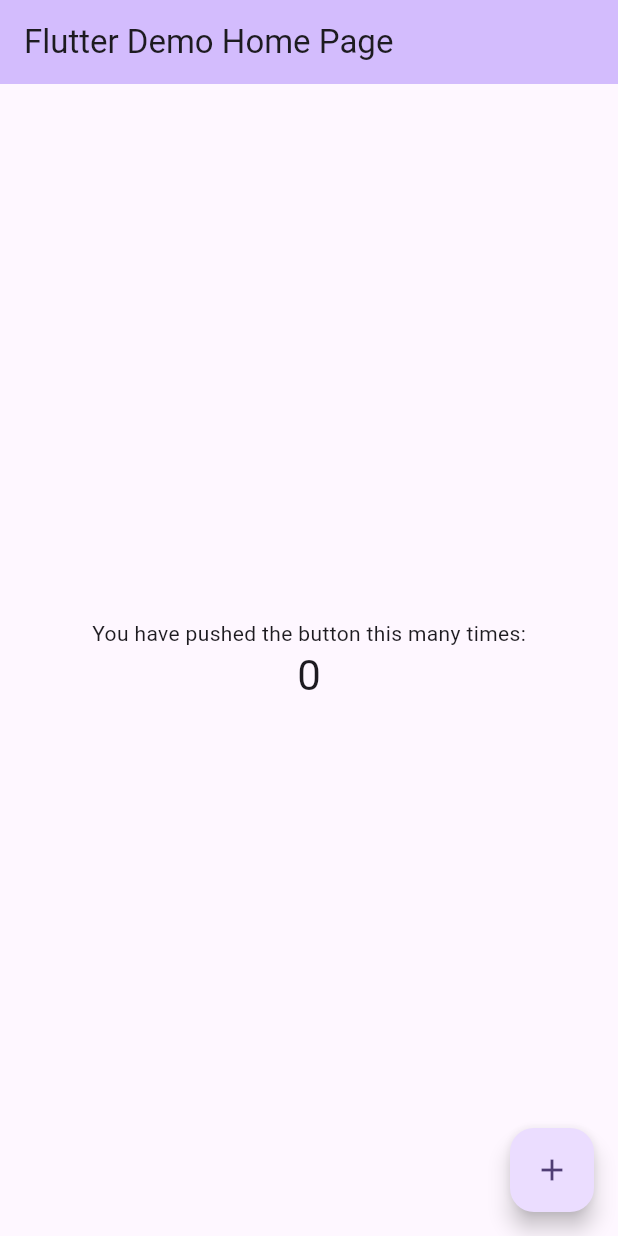
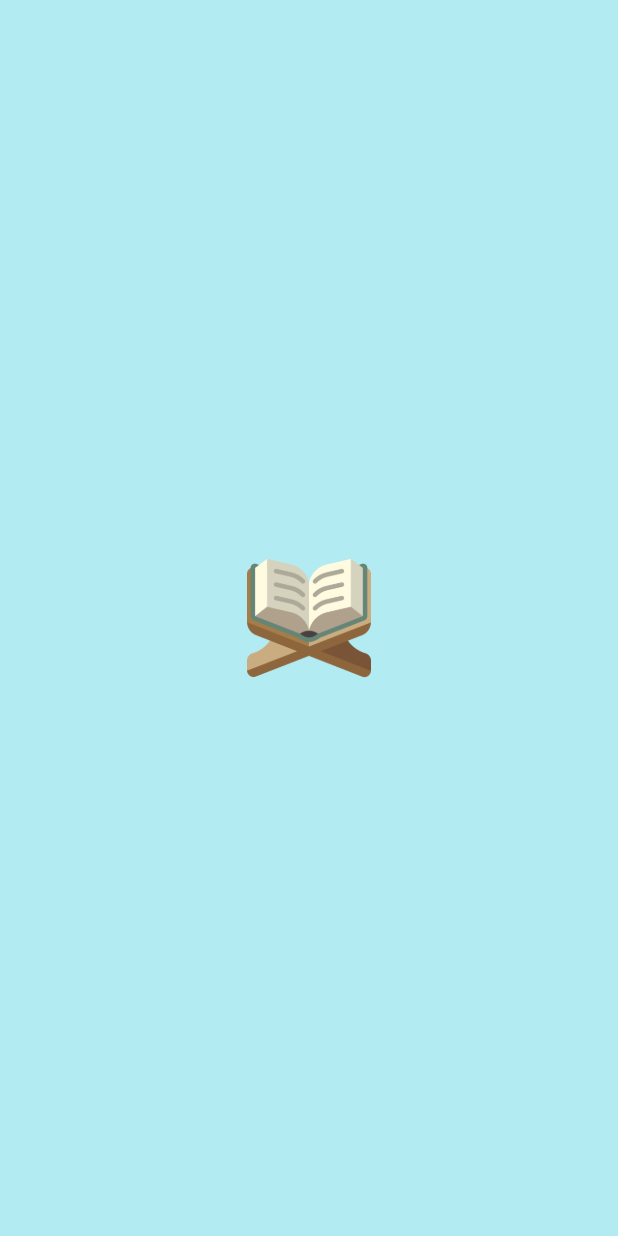
Before and after one commit to alazad214/Al-Quran-App, a Flutter app: the first screen one second after launch, on a phone screen of 412 x 824 dp. Run offline on Flutter 3.47's test engine with Material 3 defaults, Android fonts, the phone set to English and light mode, and no system bars; our stand-ins replace get.

Commit message:
splash screen added

```diff
--- /dev/null
+++ b/lib/app/moduls/home/view/home_screen.dart
@@ -0,0 +1,10 @@
+import 'package:flutter/material.dart';
+
+class HomeScreen extends StatelessWidget {
+  const HomeScreen({super.key});
+
+  @override
+  Widget build(BuildContext context) {
+    return Scaffold();
+  }
+}
--- /dev/null
+++ b/lib/app/moduls/splash/view/splash.dart
@@ -0,0 +1,41 @@
+import 'package:al_quran_app/app/moduls/home/view/home_screen.dart';
+import 'package:flutter/material.dart';
+import 'package:get/get.dart';
+
+class SplashScreen extends StatefulWidget {
+  const SplashScreen({super.key});
+
+  @override
+  State<SplashScreen> createState() => _SplashScreenState();
+}
+
+class _SplashScreenState extends State<SplashScreen> {
+  @override
+  void initState() {
+    Future.delayed(const Duration(seconds: 2), () {
+      Get.to(() => const HomeScreen());
+    });
+    super.initState();
+  }
+
+  @override
+  Widget build(BuildContext context) {
+    final screenSize = MediaQuery.of(context).size;
+    return Scaffold(
+      backgroundColor: Colors.cyan.shade100,
+      body: SafeArea(
+        child: ListView(
+          children: [
+            Container(
+                height: screenSize.height / 1,
+                alignment: Alignment.center,
+                child: Image.asset(
+                  'assets/icons/quran.png',
+                  width: screenSize.width / 5,
+                )),
+          ],
+        ),
+      ),
+    );
+  }
+}
--- a/lib/main.dart
+++ b/lib/main.dart
@@ -1,4 +1,6 @@
+import 'package:al_quran_app/app/moduls/splash/view/splash.dart';
 import 'package:flutter/material.dart';
+import 'package:get/get_navigation/src/root/get_material_app.dart';
 
 void main() {
   runApp(const MyApp());
@@ -7,119 +9,12 @@ void main() {
 class MyApp extends StatelessWidget {
   const MyApp({super.key});
 
-  // This widget is the root of your application.
   @override
   Widget build(BuildContext context) {
-    return MaterialApp(
-      title: 'Flutter Demo',
-      theme: ThemeData(
-        // This is the theme of your application.
-        //
-        // TRY THIS: Try running your application with "flutter run". You'll see
-        // the application has a purple toolbar. Then, without quitting the app,
-        // try changing the seedColor in the colorScheme below to Colors.green
-        // and then invoke "hot reload" (save your changes or press the "hot
-        // reload" button in a Flutter-supported IDE, or press "r" if you used
-        // the command line to start the app).
-        //
-        // Notice that the counter didn't reset back to zero; the application
-        // state is not lost during the reload. To reset the state, use hot
-        // restart instead.
-        //
-        // This works for code too, not just values: Most code changes can be
-        // tested with just a hot reload.
-        colorScheme: ColorScheme.fromSeed(seedColor: Colors.deepPurple),
-        useMaterial3: true,
-      ),
-      home: const MyHomePage(title: 'Flutter Demo Home Page'),
+    return const GetMaterialApp(
+      title: 'Al Quran',
+      debugShowCheckedModeBanner: false,
+      home: SplashScreen(),
     );
   }
 }
-
-class MyHomePage extends StatefulWidget {
-  const MyHomePage({super.key, required this.title});
-
-  // This widget is the home page of your application. It is stateful, meaning
-  // that it has a State object (defined below) that contains fields that affect
-  // how it looks.
-
-  // This class is the configuration for the state. It holds the values (in this
-  // case the title) provided by the parent (in this case the App widget) and
-  // used by the build method of the State. Fields in a Widget subclass are
-  // always marked "final".
-
-  final String title;
-
-  @override
-  State<MyHomePage> createState() => _MyHomePageState();
-}
-
-class _MyHomePageState extends State<MyHomePage> {
-  int _counter = 0;
-
-  void _incrementCounter() {
-    setState(() {
-      // This call to setState tells the Flutter framework that something has
-      // changed in this State, which causes it to rerun the build method below
-      // so that the display can reflect the updated values. If we changed
-      // _counter without calling setState(), then the build method would not be
-      // called again, and so nothing would appear to happen.
-      _counter++;
-    });
-  }
-
-  @override
-  Widget build(BuildContext context) {
-    // This method is rerun every time setState is called, for instance as done
-    // by the _incrementCounter method above.
-    //
-    // The Flutter framework has been optimized to make rerunning build methods
-    // fast, so that you can just rebuild anything that needs updating rather
-    // than having to individually change instances of widgets.
-    return Scaffold(
-      appBar: AppBar(
-        // TRY THIS: Try changing the color here to a specific color (to
-        // Colors.amber, perhaps?) and trigger a hot reload to see the AppBar
-        // change color while the other colors stay the same.
-        backgroundColor: Theme.of(context).colorScheme.inversePrimary,
-        // Here we take the value from the MyHomePage object that was created by
-        // the App.build method, and use it to set our appbar title.
-        title: Text(widget.title),
-      ),
-      body: Center(
-        // Center is a layout widget. It takes a single child and positions it
-        // in the middle of the parent.
-        child: Column(
-          // Column is also a layout widget. It takes a list of children and
-          // arranges them vertically. By default, it sizes itself to fit its
-          // children horizontally, and tries to be as tall as its parent.
-          //
-          // Column has various properties to control how it sizes itself and
-          // how it positions its children. Here we use mainAxisAlignment to
-          // center the children vertically; the main axis here is the vertical
-          // axis because Columns are vertical (the cross axis would be
-          // horizontal).
-          //
-          // TRY THIS: Invoke "debug painting" (choose the "Toggle Debug Paint"
-          // action in the IDE, or press "p" in the console), to see the
-          // wireframe for each widget.
-          mainAxisAlignment: MainAxisAlignment.center,
-          children: <Widget>[
-            const Text(
-              'You have pushed the button this many times:',
-            ),
-            Text(
-              '$_counter',
-              style: Theme.of(context).textTheme.headlineMedium,
-            ),
-          ],
-        ),
-      ),
-      floatingActionButton: FloatingActionButton(
-        onPressed: _incrementCounter,
-        tooltip: 'Increment',
-        child: const Icon(Icons.add),
-      ), // This trailing comma makes auto-formatting nicer for build methods.
-    );
-  }
-}
```
Also changed, not shown: pubspec.yaml (+6 -2 lines), assets/icons/quran.png (added), pubspec.lock.
